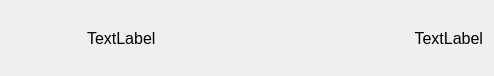
Qt form Client/Me/meitem.ui (Eva-483650/ShoppingMall) before a commit.
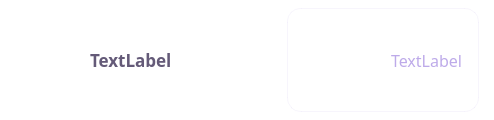
The same form after that commit.

```diff
--- a/Client/Me/meitem.ui
+++ b/Client/Me/meitem.ui
@@ -7,7 +7,7 @@
     <x>0</x>
     <y>0</y>
     <width>494</width>
-    <height>76</height>
+    <height>120</height>
    </rect>
   </property>
   <property name="sizePolicy">
@@ -19,7 +19,7 @@
   <property name="maximumSize">
    <size>
     <width>16777215</width>
-    <height>82</height>
+    <height>120</height>
    </size>
   </property>
   <property name="contextMenuPolicy">
@@ -28,15 +28,32 @@
   <property name="windowTitle">
    <string>Form</string>
   </property>
+  <property name="styleSheet">
+   <string notr="true">
+QWidget {
+    background: transparent;
+    font-family: "Microsoft YaHei";
+}
+   </string>
+  </property>
   <layout class="QHBoxLayout" name="horizontalLayout_3">
+   <property name="spacing">
+    <number>15</number>
+   </property>
+   <property name="leftMargin">
+    <number>15</number>
+   </property>
    <property name="topMargin">
     <number>8</number>
    </property>
+   <property name="rightMargin">
+    <number>15</number>
+   </property>
    <property name="bottomMargin">
     <number>8</number>
    </property>
    <item>
-    <widget class="QWidget" name="widget" native="true">
+    <widget class="QLabel" name="label_icon">
      <property name="sizePolicy">
       <sizepolicy hsizetype="Fixed" vsizetype="Fixed">
        <horstretch>0</horstretch>
@@ -45,12 +62,32 @@
      </property>
      <property name="minimumSize">
       <size>
-       <width>60</width>
-       <height>60</height>
+       <width>50</width>
+       <height>50</height>
+      </size>
+     </property>
+     <property name="maximumSize">
+      <size>
+       <width>50</width>
+       <height>50</height>
       </size>
      </property>
      <property name="styleSheet">
-      <string notr="true">background:transparent;</string>
+      <string notr="true">
+QLabel {
+    background: transparent;
+    border: none;
+}
+      </string>
+     </property>
+     <property name="text">
+      <string/>
+     </property>
+     <property name="scaledContents">
+      <bool>true</bool>
+     </property>
+     <property name="alignment">
+      <set>Qt::AlignmentFlag::AlignCenter</set>
      </property>
     </widget>
    </item>
@@ -63,11 +100,21 @@
       <widget class="QLabel" name="lab_key">
        <property name="font">
         <font>
-         <pointsize>12</pointsize>
+         <family>Microsoft YaHei</family>
+         <pointsize>13</pointsize>
+         <italic>false</italic>
+         <bold>true</bold>
         </font>
        </property>
        <property name="styleSheet">
-        <string notr="true">background:transparent;</string>
+        <string notr="true">
+QLabel {
+    font: bold 13pt "Microsoft YaHei";
+    color: rgb(100, 90, 120);
+    background: transparent;
+    text-shadow: 0px 1px 1px rgba(0, 0, 0, 0.02);
+}
+        </string>
        </property>
        <property name="text">
         <string>TextLabel</string>
@@ -82,11 +129,24 @@
       <widget class="QLabel" name="lab_val">
        <property name="font">
         <font>
+         <family>Microsoft YaHei</family>
          <pointsize>12</pointsize>
+         <italic>false</italic>
+         <bold>false</bold>
         </font>
        </property>
        <property name="styleSheet">
-        <string notr="true">background:transparent;</string>
+        <string notr="true">
+QLabel {
+    font: 12pt "Microsoft YaHei";
+    color: rgb(189, 170, 233);
+    background: rgba(255, 255, 255, 150);
+    padding: 6px 12px;
+    border-radius: 14px;
+    border: 1px solid rgba(189, 170, 233, 30);
+    text-shadow: 0px 1px 1px rgba(0, 0, 0, 0.02);
+}
+        </string>
        </property>
        <property name="text">
         <string>TextLabel</string>
```
Left out of the diff: 4 changed lines with no effect on the pictures.
